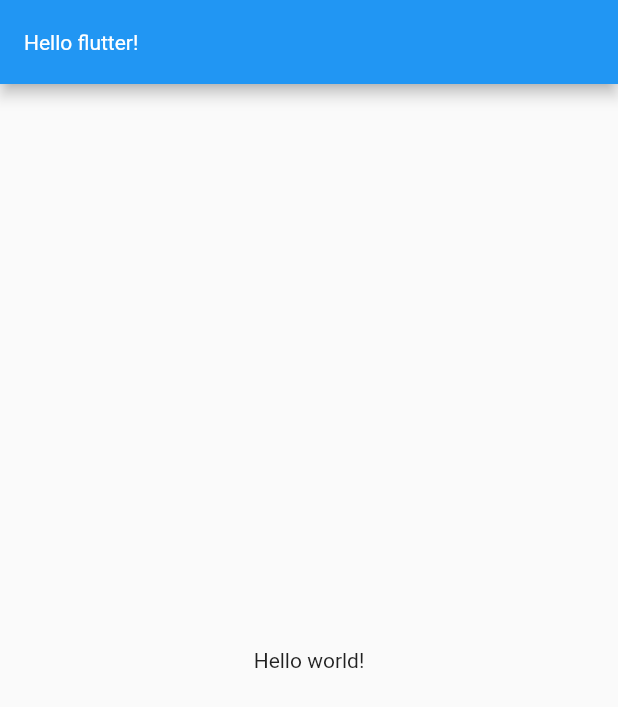
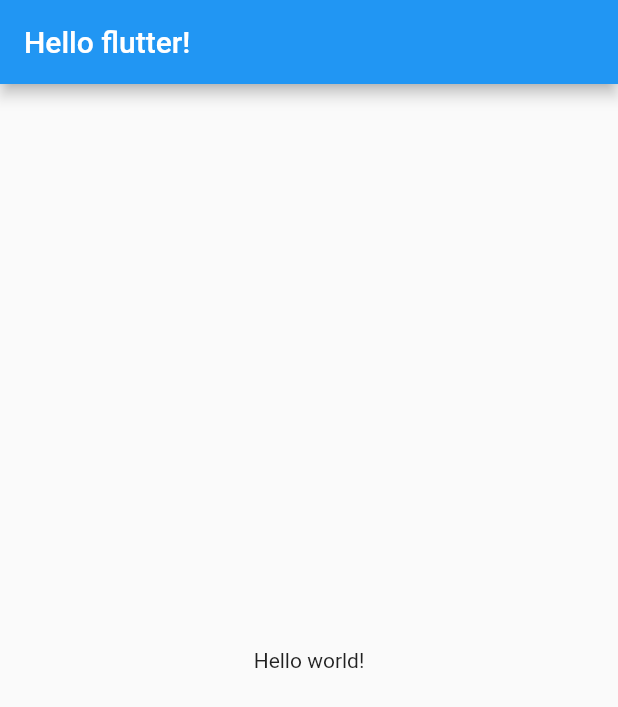
Before and after one commit to gretea5/learn-flutter, a Flutter app: the screen it shows after launch, on a phone screen of 412 x 824 dp. Shown: the top 707 px of the screen. Run offline on Flutter 3.47's test engine with Material 2 defaults, Android fonts, the phone set to English and light mode, and no system bars.

Commit message:
#2.5 Classes Recap

```diff
--- a/toonflix/lib/main.dart
+++ b/toonflix/lib/main.dart
@@ -10,11 +10,7 @@ class App extends StatelessWidget {
     return MaterialApp(
       home: Scaffold(
         appBar: AppBar(
-          centerTitle: false,
           title: Text('Hello flutter!'),
-          titleTextStyle: TextStyle(
-            fontStyle: FontStyle.normal,
-          ),
         ),
         body: Center(
           child: Text('Hello world!'),
```
